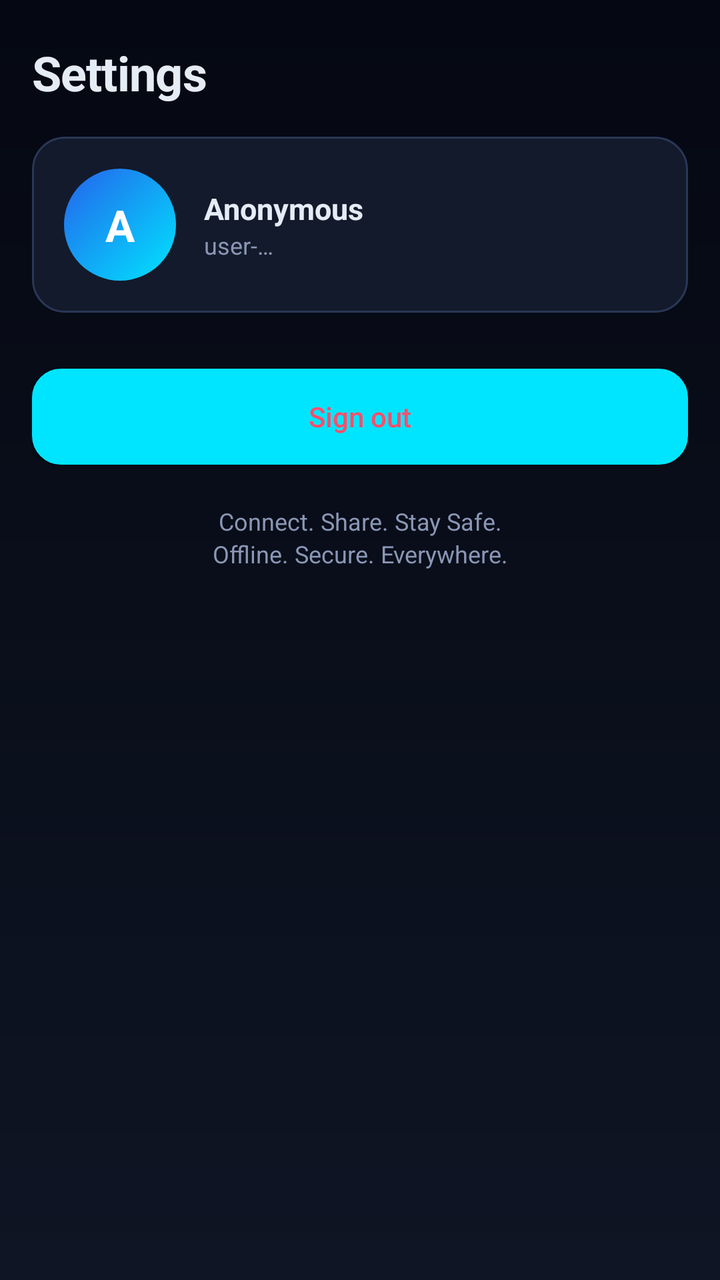
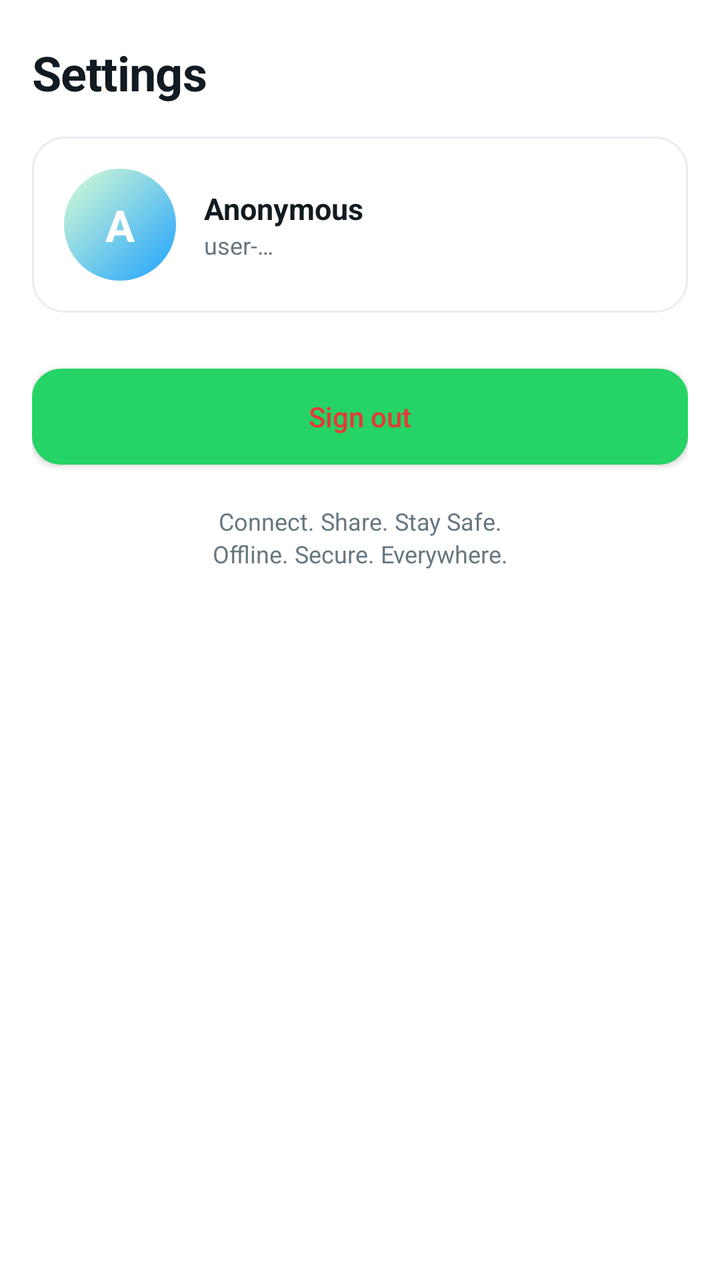

Screens rendered from an Android XML layout before and after an edit, with the pre-edit source and the edit as a unified diff.
<!-- AndroidManifest.xml: application theme Theme.TharMesh -->
<!-- res/layout/fragment_settings.xml -->
<?xml version="1.0" encoding="utf-8"?>
<androidx.core.widget.NestedScrollView
    xmlns:android="http://schemas.android.com/apk/res/android"
    android:layout_width="match_parent"
    android:layout_height="match_parent"
    android:background="@drawable/bg_screen_gradient"
    android:clipToPadding="false"
    android:paddingBottom="16dp"
    android:fillViewport="true">

    <LinearLayout
        android:layout_width="match_parent"
        android:layout_height="wrap_content"
        android:orientation="vertical"
        android:paddingStart="16dp"
        android:paddingEnd="16dp"
        android:paddingTop="20dp">

        <TextView
            style="@style/Text.H1"
            android:layout_width="wrap_content"
            android:layout_height="wrap_content"
            android:text="@string/settings_title" />

        
        <LinearLayout
            style="@style/TmCard"
            android:layout_width="match_parent"
            android:layout_height="wrap_content"
            android:layout_marginTop="16dp"
            android:gravity="center_vertical"
            android:orientation="horizontal">

            <TextView
                android:id="@+id/settings_avatar"
                android:layout_width="56dp"
                android:layout_height="56dp"
                android:background="@drawable/bg_avatar"
                android:gravity="center"
                android:text="A"
                android:textColor="@android:color/white"
                android:textSize="22sp"
                android:textStyle="bold" />

            <LinearLayout
                android:layout_width="0dp"
                android:layout_height="wrap_content"
                android:layout_marginStart="14dp"
                android:layout_weight="1"
                android:orientation="vertical">

                <TextView
                    android:id="@+id/settings_username"
                    style="@style/Text.H3"
                    android:layout_width="wrap_content"
                    android:layout_height="wrap_content"
                    android:text="Anonymous" />

                <TextView
                    android:id="@+id/settings_userid"
                    style="@style/Text.Caption"
                    android:layout_width="wrap_content"
                    android:layout_height="wrap_content"
                    android:text="user-…" />
            </LinearLayout>
        </LinearLayout>

        <LinearLayout
            android:id="@+id/settings_rows"
            android:layout_width="match_parent"
            android:layout_height="wrap_content"
            android:layout_marginTop="16dp"
            android:orientation="vertical" />

        <Button
            android:id="@+id/button_sign_out"
            style="@style/TmButton.Ghost"
            android:layout_width="match_parent"
            android:layout_height="48dp"
            android:layout_marginTop="12dp"
            android:text="@string/settings_sign_out"
            android:textColor="@color/tm_danger" />

        <TextView
            style="@style/Text.Caption"
            android:layout_width="match_parent"
            android:layout_height="wrap_content"
            android:layout_marginTop="20dp"
            android:gravity="center"
            android:text="@string/app_tagline" />

        <TextView
            style="@style/Text.Caption"
            android:layout_width="match_parent"
            android:layout_height="wrap_content"
            android:gravity="center"
            android:layout_marginBottom="12dp"
            android:text="@string/app_subtagline" />
    </LinearLayout>
</androidx.core.widget.NestedScrollView>
<!-- resources referenced by this layout -->
<resources>
  <color name="tm_danger">#FF4E6A</color>
  <!-- drawable bg_avatar (drawable) -->
  <?xml version="1.0" encoding="utf-8"?>
  <shape xmlns:android="http://schemas.android.com/apk/res/android" android:shape="oval">
      <gradient
          android:type="linear"
          android:angle="135"
          android:startColor="@color/tm_neon_cyan"
          android:endColor="@color/tm_bubble_me_end" />
  </shape>
  <!-- drawable bg_screen_gradient (drawable) -->
  <?xml version="1.0" encoding="utf-8"?>
  <shape xmlns:android="http://schemas.android.com/apk/res/android"
      android:shape="rectangle">
      <gradient
          android:type="linear"
          android:angle="90"
          android:startColor="@color/tm_gradient_top"
          android:endColor="@color/tm_gradient_bottom" />
  </shape>
  <style name="Text.Caption" parent="TextAppearance.AppCompat">
          <item name="android:textColor">@color/tm_text_secondary</item>
          <item name="android:textSize">12sp</item>
      </style>
  <style name="Text.H1" parent="TextAppearance.AppCompat">
          <item name="android:textColor">@color/tm_text_primary</item>
          <item name="android:textSize">24sp</item>
          <item name="android:textStyle">bold</item>
          <item name="android:letterSpacing">-0.01</item>
      </style>
  <style name="Text.H3" parent="TextAppearance.AppCompat">
          <item name="android:textColor">@color/tm_text_primary</item>
          <item name="android:textSize">15sp</item>
          <item name="android:textStyle">bold</item>
      </style>
  <style name="TmButton.Ghost" parent="Widget.AppCompat.Button">
          <item name="android:background">@drawable/bg_button_ghost</item>
          <item name="android:textColor">@color/tm_text_primary</item>
          <item name="android:textAllCaps">false</item>
          <item name="android:minHeight">48dp</item>
      </style>
  <style name="Theme.TharMesh" parent="Theme.MaterialComponents.NoActionBar">
          <item name="colorPrimary">@color/tm_neon_cyan</item>
          <item name="colorPrimaryVariant">@color/tm_neon_cyan_dim</item>
          <item name="colorOnPrimary">@color/tm_bg</item>
          <item name="colorSecondary">@color/tm_neon_green</item>
          <item name="colorSecondaryVariant">@color/tm_neon_green_dim</item>
          <item name="colorOnSecondary">@color/tm_bg</item>
          <item name="colorSurface">@color/tm_surface</item>
          <item name="colorOnSurface">@color/tm_text_primary</item>
          <item name="android:colorBackground">@color/tm_bg</item>
          <item name="android:textColorPrimary">@color/tm_text_primary</item>
          <item name="android:textColorSecondary">@color/tm_text_secondary</item>
          <item name="android:windowBackground">@color/tm_bg</item>
          <item name="android:statusBarColor" tools:targetApi="l">@color/tm_bg</item>
          <item name="android:navigationBarColor" tools:targetApi="l">@color/tm_bg</item>
      </style>
  <color name="tm_neon_cyan">#00E5FF</color>
  <color name="tm_bubble_me_end">#2563EB</color>
  <color name="tm_gradient_top">#0F1524</color>
  <color name="tm_gradient_bottom">#050812</color>
  <color name="tm_text_secondary">#8A97B5</color>
  <color name="tm_text_primary">#E6ECF5</color>
  <!-- drawable bg_button_ghost (drawable) -->
  <?xml version="1.0" encoding="utf-8"?>
  <shape xmlns:android="http://schemas.android.com/apk/res/android"
      android:shape="rectangle">
      <solid android:color="@color/tm_surface_2" />
      <stroke android:width="1dp" android:color="@color/tm_stroke" />
      <corners android:radius="14dp" />
  </shape>
  <!-- drawable bg_card_glass (drawable) -->
  <?xml version="1.0" encoding="utf-8"?>
  <shape xmlns:android="http://schemas.android.com/apk/res/android"
      android:shape="rectangle">
      <solid android:color="@color/tm_surface" />
      <stroke android:width="1dp" android:color="@color/tm_stroke" />
      <corners android:radius="16dp" />
  </shape>
  <color name="tm_neon_cyan_dim">#1A4B5C</color>
  <color name="tm_bg">#0A0E1A</color>
  <color name="tm_neon_green">#00E676</color>
  <color name="tm_neon_green_dim">#0F3B26</color>
  <color name="tm_surface">#131A2B</color>
  <color name="tm_surface_2">#1A2238</color>
  <color name="tm_stroke">#2A3757</color>
  <!-- unchanged entries left out for length: 5 -->
</resources>

<!-- the commit's change to res/layout/fragment_settings.xml (unified diff, before → after) -->
@@ -79,7 +79,7 @@
             android:layout_height="48dp"
             android:layout_marginTop="12dp"
             android:text="@string/settings_sign_out"
-            android:textColor="@color/tm_danger" />
+            android:textColor="?attr/tmDanger" />
 
         <TextView
             style="@style/Text.Caption"
<!-- resource entries referenced after the edit -->
@@ -1,14 +1,13 @@
 <!-- resources referenced by this layout -->
 <resources>
-  <color name="tm_danger">#FF4E6A</color>
   <!-- drawable bg_avatar (drawable) -->
   <?xml version="1.0" encoding="utf-8"?>
   <shape xmlns:android="http://schemas.android.com/apk/res/android" android:shape="oval">
       <gradient
           android:type="linear"
           android:angle="135"
-          android:startColor="@color/tm_neon_cyan"
-          android:endColor="@color/tm_bubble_me_end" />
+          android:startColor="?attr/tmNeonCyan"
+          android:endColor="?attr/tmBubbleMeEnd" />
   </shape>
   <!-- drawable bg_screen_gradient (drawable) -->
   <?xml version="1.0" encoding="utf-8"?>
@@ -17,75 +16,138 @@
       <gradient
           android:type="linear"
           android:angle="90"
-          android:startColor="@color/tm_gradient_top"
-          android:endColor="@color/tm_gradient_bottom" />
+          android:startColor="?attr/tmGradientTop"
+          android:endColor="?attr/tmGradientBottom" />
   </shape>
   <style name="Text.Caption" parent="TextAppearance.AppCompat">
-          <item name="android:textColor">@color/tm_text_secondary</item>
+          <item name="android:textColor">?attr/tmTextSecondary</item>
           <item name="android:textSize">12sp</item>
       </style>
   <style name="Text.H1" parent="TextAppearance.AppCompat">
-          <item name="android:textColor">@color/tm_text_primary</item>
+          <item name="android:textColor">?attr/tmTextPrimary</item>
           <item name="android:textSize">24sp</item>
           <item name="android:textStyle">bold</item>
           <item name="android:letterSpacing">-0.01</item>
       </style>
   <style name="Text.H3" parent="TextAppearance.AppCompat">
-          <item name="android:textColor">@color/tm_text_primary</item>
+          <item name="android:textColor">?attr/tmTextPrimary</item>
           <item name="android:textSize">15sp</item>
           <item name="android:textStyle">bold</item>
       </style>
   <style name="TmButton.Ghost" parent="Widget.AppCompat.Button">
           <item name="android:background">@drawable/bg_button_ghost</item>
-          <item name="android:textColor">@color/tm_text_primary</item>
+          <item name="android:textColor">?attr/tmTextPrimary</item>
           <item name="android:textAllCaps">false</item>
           <item name="android:minHeight">48dp</item>
       </style>
-  <style name="Theme.TharMesh" parent="Theme.MaterialComponents.NoActionBar">
-          <item name="colorPrimary">@color/tm_neon_cyan</item>
-          <item name="colorPrimaryVariant">@color/tm_neon_cyan_dim</item>
-          <item name="colorOnPrimary">@color/tm_bg</item>
-          <item name="colorSecondary">@color/tm_neon_green</item>
-          <item name="colorSecondaryVariant">@color/tm_neon_green_dim</item>
-          <item name="colorOnSecondary">@color/tm_bg</item>
-          <item name="colorSurface">@color/tm_surface</item>
-          <item name="colorOnSurface">@color/tm_text_primary</item>
-          <item name="android:colorBackground">@color/tm_bg</item>
-          <item name="android:textColorPrimary">@color/tm_text_primary</item>
-          <item name="android:textColorSecondary">@color/tm_text_secondary</item>
-          <item name="android:windowBackground">@color/tm_bg</item>
-          <item name="android:statusBarColor" tools:targetApi="l">@color/tm_bg</item>
-          <item name="android:navigationBarColor" tools:targetApi="l">@color/tm_bg</item>
+  <style name="Theme.TharMesh" parent="Theme.MaterialComponents.DayNight.NoActionBar">
+          
+          <item name="colorPrimary">@color/tm_light_neon_green</item>
+          <item name="colorPrimaryVariant">@color/tm_light_neon_green_dim</item>
+          <item name="colorOnPrimary">@color/tm_light_bg</item>
+          <item name="colorSecondary">@color/tm_light_neon_cyan</item>
+          <item name="colorSecondaryVariant">@color/tm_light_neon_cyan_dim</item>
+          <item name="colorOnSecondary">@color/tm_light_bg</item>
+          <item name="colorSurface">@color/tm_light_surface</item>
+          <item name="colorOnSurface">@color/tm_light_text_primary</item>
+          <item name="android:colorBackground">@color/tm_light_bg</item>
+          <item name="android:textColorPrimary">@color/tm_light_text_primary</item>
+          <item name="android:textColorSecondary">@color/tm_light_text_secondary</item>
+          <item name="android:windowBackground">@color/tm_light_bg</item>
+          <item name="android:statusBarColor" tools:targetApi="l">@color/tm_light_bg</item>
+          <item name="android:navigationBarColor" tools:targetApi="l">@color/tm_light_bg</item>
+          <item name="android:windowLightStatusBar" tools:targetApi="m">true</item>
+  
+          
+          <item name="tmBg">@color/tm_light_bg</item>
+          <item name="tmBg2">@color/tm_light_bg_2</item>
+          <item name="tmSurface">@color/tm_light_surface</item>
+          <item name="tmSurface2">@color/tm_light_surface_2</item>
+          <item name="tmSurfaceGlass">@color/tm_light_surface_glass</item>
+          <item name="tmStroke">@color/tm_light_stroke</item>
+          <item name="tmStrokeSoft">@color/tm_light_stroke_soft</item>
+  
+          <item name="tmTextPrimary">@color/tm_light_text_primary</item>
+          <item name="tmTextSecondary">@color/tm_light_text_secondary</item>
+          <item name="tmTextMuted">@color/tm_light_text_muted</item>
+  
+          <item name="tmNeonCyan">@color/tm_light_neon_cyan</item>
+          <item name="tmNeonCyanDim">@color/tm_light_neon_cyan_dim</item>
+          <item name="tmNeonGreen">@color/tm_light_neon_green</item>
+          <item name="tmNeonGreenDim">@color/tm_light_neon_green_dim</item>
+          <item name="tmDesertAmber">@color/tm_light_desert_amber</item>
+          <item name="tmDanger">@color/tm_light_danger</item>
+          <item name="tmDangerDim">@color/tm_light_danger_dim</item>
+          <item name="tmWarning">@color/tm_light_warning</item>
+  
+          <item name="tmBubbleMeStart">@color/tm_light_bubble_me_start</item>
+          <item name="tmBubbleMeEnd">@color/tm_light_bubble_me_end</item>
+          <item name="tmBubblePeer">@color/tm_light_bubble_peer</item>
+          <item name="tmBubbleTextMe">@color/tm_light_bubble_text_me</item>
+          <item name="tmBubbleTextPeer">@color/tm_light_bubble_text_peer</item>
+  
+          <item name="tmTickRead">@color/tm_light_tick_read</item>
+          <item name="tmTickDefault">@color/tm_light_tick_default</item>
+          <item name="tmUnreadBadge">@color/tm_light_unread_badge</item>
+          <item name="tmUnreadBadgeText">@color/tm_light_unread_badge_text</item>
+  
+          <item name="tmGradientTop">@color/tm_light_gradient_top</item>
+          <item name="tmGradientBottom">@color/tm_light_gradient_bottom</item>
+          <item name="tmGlowCyan20">@color/tm_light_glow_cyan_20</item>
+          <item name="tmGlowGreen20">@color/tm_light_glow_green_20</item>
+          <item name="tmGlowDanger20">@color/tm_light_glow_danger_20</item>
+  
+          <item name="tmSearchFill">@color/tm_light_search_fill</item>
       </style>
-  <color name="tm_neon_cyan">#00E5FF</color>
-  <color name="tm_bubble_me_end">#2563EB</color>
-  <color name="tm_gradient_top">#0F1524</color>
-  <color name="tm_gradient_bottom">#050812</color>
-  <color name="tm_text_secondary">#8A97B5</color>
-  <color name="tm_text_primary">#E6ECF5</color>
   <!-- drawable bg_button_ghost (drawable) -->
   <?xml version="1.0" encoding="utf-8"?>
   <shape xmlns:android="http://schemas.android.com/apk/res/android"
       android:shape="rectangle">
-      <solid android:color="@color/tm_surface_2" />
-      <stroke android:width="1dp" android:color="@color/tm_stroke" />
+      <solid android:color="?attr/tmSurface2" />
+      <stroke android:width="1dp" android:color="?attr/tmStroke" />
       <corners android:radius="14dp" />
   </shape>
   <!-- drawable bg_card_glass (drawable) -->
   <?xml version="1.0" encoding="utf-8"?>
   <shape xmlns:android="http://schemas.android.com/apk/res/android"
       android:shape="rectangle">
-      <solid android:color="@color/tm_surface" />
-      <stroke android:width="1dp" android:color="@color/tm_stroke" />
+      <solid android:color="?attr/tmSurface" />
+      <stroke android:width="1dp" android:color="?attr/tmStroke" />
       <corners android:radius="16dp" />
   </shape>
-  <color name="tm_neon_cyan_dim">#1A4B5C</color>
-  <color name="tm_bg">#0A0E1A</color>
-  <color name="tm_neon_green">#00E676</color>
-  <color name="tm_neon_green_dim">#0F3B26</color>
-  <color name="tm_surface">#131A2B</color>
-  <color name="tm_surface_2">#1A2238</color>
-  <color name="tm_stroke">#2A3757</color>
+  <color name="tm_light_neon_green">#25D366</color>
+  <color name="tm_light_neon_green_dim">#D9FDD3</color>
+  <color name="tm_light_bg">#FFFFFF</color>
+  <color name="tm_light_neon_cyan">#1FA2FF</color>
+  <color name="tm_light_neon_cyan_dim">#D6ECFF</color>
+  <color name="tm_light_surface">#FFFFFF</color>
+  <color name="tm_light_text_primary">#111B21</color>
+  <color name="tm_light_text_secondary">#667781</color>
+  <color name="tm_light_bg_2">#F7F8FA</color>
+  <color name="tm_light_surface_2">#F7F8FA</color>
+  <color name="tm_light_surface_glass">#FFFFFF</color>
+  <color name="tm_light_stroke">#E9EDEF</color>
+  <color name="tm_light_stroke_soft">#F0F2F5</color>
+  <color name="tm_light_text_muted">#8696A0</color>
+  <color name="tm_light_desert_amber">#F09D38</color>
+  <color name="tm_light_danger">#E53935</color>
+  <color name="tm_light_danger_dim">#FBE9E7</color>
+  <color name="tm_light_warning">#F09D38</color>
+  <color name="tm_light_bubble_me_start">#D9FDD3</color>
+  <color name="tm_light_bubble_me_end">#D9FDD3</color>
+  <color name="tm_light_bubble_peer">#FFFFFF</color>
+  <color name="tm_light_bubble_text_me">#111B21</color>
+  <color name="tm_light_bubble_text_peer">#111B21</color>
+  <color name="tm_light_tick_read">#53BDEB</color>
+  <color name="tm_light_tick_default">#8696A0</color>
+  <color name="tm_light_unread_badge">#25D366</color>
+  <color name="tm_light_unread_badge_text">#FFFFFF</color>
+  <color name="tm_light_gradient_top">#FFFFFF</color>
+  <color name="tm_light_gradient_bottom">#FFFFFF</color>
+  <color name="tm_light_glow_cyan_20">#331FA2FF</color>
+  <color name="tm_light_glow_green_20">#3325D366</color>
+  <color name="tm_light_glow_danger_20">#33E53935</color>
+  <color name="tm_light_search_fill">#F0F2F5</color>
   <!-- unchanged entries left out for length: 5 -->
 </resources>
 
